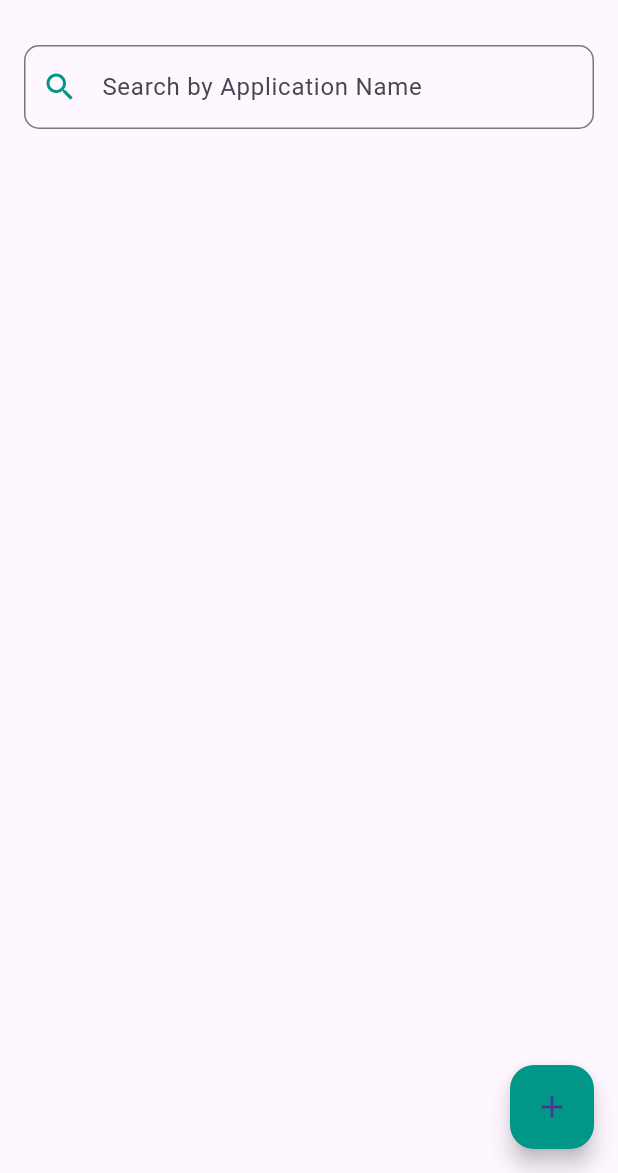
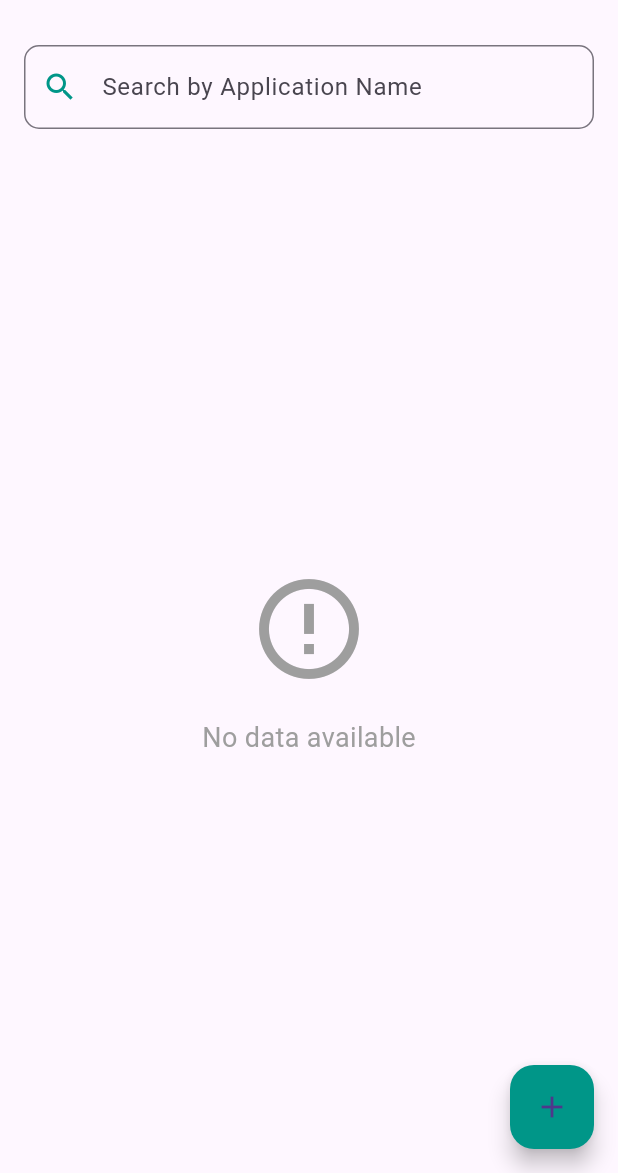
Before and after one commit to SanuSanal/Password-Warden, a Flutter app: the screen it shows after launch, on a phone screen of 412 x 824 dp, the part 63-1236 px from its top. Run offline on Flutter 3.47's test engine with Material 3 defaults, Android fonts, the phone set to English and light mode, and no system bars; our stand-ins replace flutter_secure_storage, fluttertoast, hive, hive_flutter, local_auth; accounts and stored records are empty.

Commit message:
final touch up done

```diff
--- a/lib/screens/home_page.dart
+++ b/lib/screens/home_page.dart
@@ -4,6 +4,7 @@ import 'package:password_warden/models/password_record.dart';
 import 'package:password_warden/screens/add_record_page.dart';
 import 'package:password_warden/screens/edit_record_page.dart';
 import 'package:password_warden/screens/app_details_page.dart';
+import 'package:password_warden/screens/no_records_page.dart';
 import 'package:flutter/services.dart';
 
 class HomePage extends StatefulWidget {
@@ -291,7 +292,7 @@ class HomePageState extends State<HomePage> {
             ),
           ),
           Expanded(
-            child: _buildListView(),
+            child: records.isEmpty ? const NoRecordsPage() : _buildListView(),
           ),
         ],
       ),
--- /dev/null
+++ b/lib/screens/no_records_page.dart
@@ -0,0 +1,29 @@
+import 'package:flutter/material.dart';
+
+class NoRecordsPage extends StatelessWidget {
+  const NoRecordsPage({super.key});
+
+  @override
+  Widget build(BuildContext context) {
+    return const Center(
+      child: Column(
+        mainAxisAlignment: MainAxisAlignment.center,
+        children: <Widget>[
+          Icon(
+            Icons.error_outline,
+            size: 80.0,
+            color: Colors.grey,
+          ),
+          SizedBox(height: 20.0),
+          Text(
+            'No data available',
+            style: TextStyle(
+              fontSize: 18.0,
+              color: Colors.grey,
+            ),
+          ),
+        ],
+      ),
+    );
+  }
+}
```
Also changed, not shown: 7 other files.
